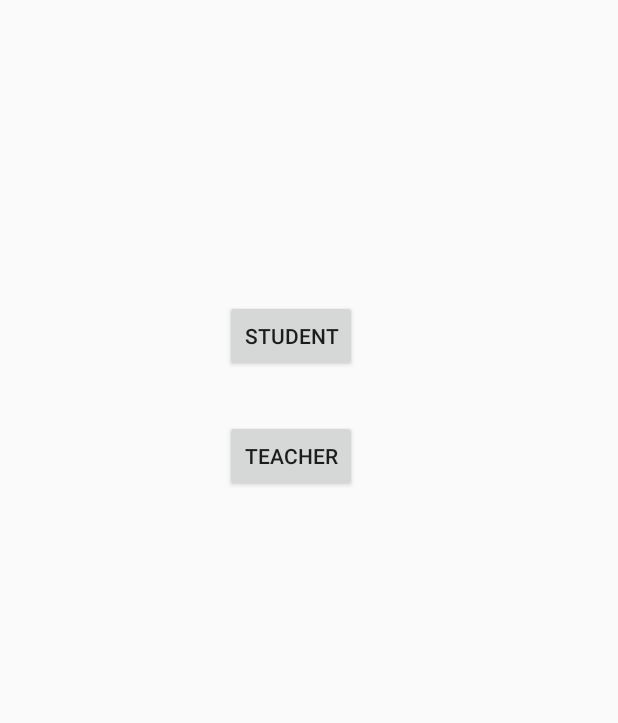
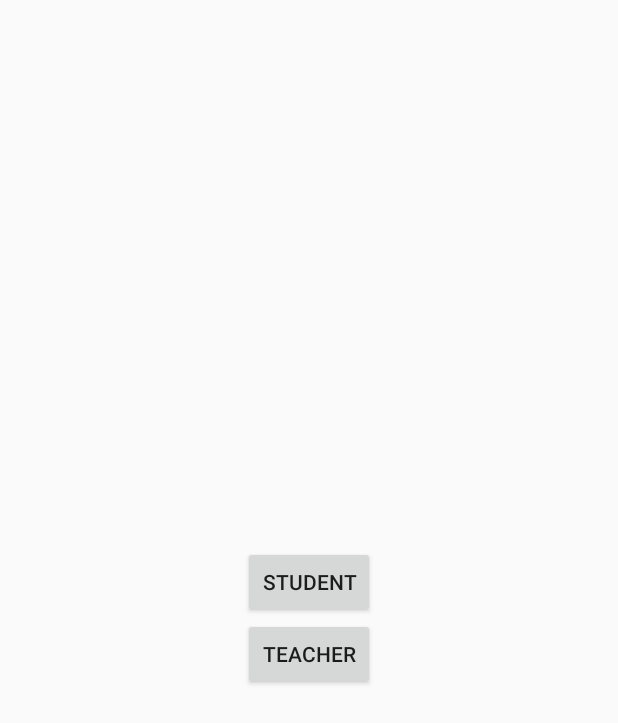
Before and after one commit to nishantkushwaha/MarkMe, an Android app: the screen it shows after launch (MainActivity), on a phone screen of 412 x 824 dp. Shown: the top 723 px of the screen. Run offline under Robolectric (Android 15) with nearby library versions, the phone set to English and light mode, and no system bars; our stand-ins replace Firebase (no records; nobody signed in at launch, a user with empty details on screens opened directly).

Commit message:
login complete

```diff
--- a/app/src/main/java/com/rna/markme/MainActivity.java
+++ b/app/src/main/java/com/rna/markme/MainActivity.java
@@ -5,6 +5,8 @@ import android.support.annotation.NonNull;
 import android.support.v7.app.AppCompatActivity;
 import android.os.Bundle;
 import android.view.View;
+import android.widget.RelativeLayout;
+import android.widget.TextView;
 
 import com.google.firebase.auth.FirebaseAuth;
 import com.google.firebase.auth.FirebaseUser;
@@ -26,6 +28,10 @@ public class MainActivity extends AppCompatActivity {
     protected void onCreate(Bundle savedInstanceState) {
         super.onCreate(savedInstanceState);
         setContentView(R.layout.activity_main);
+        RelativeLayout rt =(RelativeLayout)findViewById(R.id.Rtlayout);
+        TextView txp=(TextView)findViewById(R.id.txp);
+        rt.setVisibility(View.GONE);
+        txp.setText("Please wait a moment");
         FirebaseUser user = FirebaseAuth.getInstance().getCurrentUser();
         if (user != null) {
             String uid = user.getUid();
@@ -48,7 +54,8 @@ public class MainActivity extends AppCompatActivity {
                 }
             });
         } else {
-            // No user is signed in
+            txp.setVisibility(View.GONE);
+            rt.setVisibility(View.VISIBLE);
         }
 
     }
--- a/app/src/main/java/com/rna/markme/Student/StudentLoginActivity.java
+++ b/app/src/main/java/com/rna/markme/Student/StudentLoginActivity.java
@@ -54,11 +54,13 @@ public class StudentLoginActivity extends AppCompatActivity {
         String email= emailText.getText().toString();
         String pass =passText.getText().toString();
 
+
         if(TextUtils.isEmpty(email) || TextUtils.isEmpty(pass)){
             Toast.makeText(this,"Enter both Values",Toast.LENGTH_LONG).show();
         }
 
         else{
+            if(email.length()==25){
                 mAuth.signInWithEmailAndPassword(email,pass).addOnCompleteListener(new OnCompleteListener<AuthResult>() {
                     @Override
                     public void onComplete(@NonNull Task<AuthResult> task) {
@@ -70,5 +72,10 @@ public class StudentLoginActivity extends AppCompatActivity {
                     }
                 });
             }
+            else {
+                Toast.makeText(this,"Incorrect Email",Toast.LENGTH_LONG).show();
+            }
+
         }
     }
+}
--- a/app/src/main/java/com/rna/markme/Teacher/TeacherLoginActivity.java
+++ b/app/src/main/java/com/rna/markme/Teacher/TeacherLoginActivity.java
@@ -60,6 +60,7 @@ public class TeacherLoginActivity extends AppCompatActivity {
         }
 
         else{
+            if(email.length()!=25){
                 mAuth.signInWithEmailAndPassword(email,pass).addOnCompleteListener(new OnCompleteListener<AuthResult>() {
                     @Override
                     public void onComplete(@NonNull Task<AuthResult> task) {
@@ -71,5 +72,10 @@ public class TeacherLoginActivity extends AppCompatActivity {
                     }
                 });
             }
+            else {
+                Toast.makeText(this,"Incorrect Email",Toast.LENGTH_LONG).show();
+            }
+
         }
     }
+}
--- a/app/src/main/res/layout/activity_main.xml
+++ b/app/src/main/res/layout/activity_main.xml
@@ -1,30 +1,45 @@
 <?xml version="1.0" encoding="utf-8"?>
-<android.support.constraint.ConstraintLayout xmlns:android="http://schemas.android.com/apk/res/android"
+<RelativeLayout xmlns:android="http://schemas.android.com/apk/res/android"
     xmlns:app="http://schemas.android.com/apk/res-auto"
     xmlns:tools="http://schemas.android.com/tools"
     android:layout_width="match_parent"
     android:layout_height="match_parent"
-    tools:context=".MainActivity">
+    tools:context=".MainActivity"
+    >
+    <TextView
+        android:layout_width="wrap_content"
+        android:layout_height="wrap_content"
+        android:text="Please Wait a moment"
+        android:layout_centerVertical="true"
+        android:layout_centerHorizontal="true"
+        android:id="@+id/txp"
+        android:textSize="30sp"></TextView>
+    <RelativeLayout
+        android:id="@+id/Rtlayout"
+        android:layout_width="match_parent"
+        android:layout_height="match_parent"
+        android:layout_alignParentStart="true"
+        android:layout_alignParentTop="true"
+        android:gravity="center">
+        />
+
 
         <Button
             android:id="@+id/StudentBtn"
             android:layout_width="wrap_content"
             android:layout_height="wrap_content"
-        android:layout_marginStart="150dp"
-        android:layout_marginTop="200dp"
-        android:text="Student"
-        app:layout_constraintStart_toStartOf="parent"
             android:onClick="StudentAct"
-        app:layout_constraintTop_toTopOf="parent" />
+            android:text="Student" />
 
         <Button
             android:id="@+id/TeacherBtn"
             android:layout_width="wrap_content"
             android:layout_height="wrap_content"
-        android:layout_marginStart="150dp"
-        android:layout_marginTop="32dp"
-        android:text="Teacher"
+            android:layout_below="@+id/StudentBtn"
+            android:gravity="center"
             android:onClick="TeacherAct"
-        app:layout_constraintStart_toStartOf="parent"
-        app:layout_constraintTop_toBottomOf="@+id/StudentBtn" />
-</android.support.constraint.ConstraintLayout>
+            android:text="Teacher" />
+    </RelativeLayout>
+
+
+</RelativeLayout>
--- a/app/src/main/res/layout/activity_student_main.xml
+++ b/app/src/main/res/layout/activity_student_main.xml
@@ -16,7 +16,7 @@
         android:layout_alignParentTop="true"
         android:layout_centerHorizontal="true"
         android:layout_marginTop="163dp"
-        android:text="Stuent" />
+        android:text="Stduent Account" />
     <TextView
         android:text="Sucess"
         android:layout_width="wrap_content"
--- a/app/src/main/res/layout/activity_teacher_main.xml
+++ b/app/src/main/res/layout/activity_teacher_main.xml
@@ -16,7 +16,7 @@
         android:layout_alignParentTop="true"
         android:layout_centerHorizontal="true"
         android:layout_marginTop="163dp"
-        android:text="Teacher" />
+        android:text="Teacher Account" />
     <TextView
         android:text="Sucess"
         android:layout_width="wrap_content"
```
Lines whose indentation alone changed are shown as unchanged.
